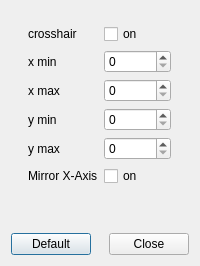
Old version of the form escam/dialogchartsettings.ui in the repository Entwicklungsburo-Stresing/EBST_CAM.
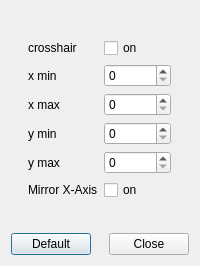
New version of the form.

Commit message: Improve UI while resizing windows

```diff
--- a/escam/dialogchartsettings.ui
+++ b/escam/dialogchartsettings.ui
@@ -150,35 +150,6 @@
      </item>
     </layout>
    </item>
-   <item>
-    <spacer name="verticalSpacer_2">
-     <property name="orientation">
-      <enum>Qt::Orientation::Vertical</enum>
-     </property>
-     <property name="sizeHint" stdset="0">
-      <size>
-       <width>20</width>
-       <height>40</height>
-      </size>
-     </property>
-    </spacer>
-   </item>
-   <item>
-    <spacer name="verticalSpacer">
-     <property name="orientation">
-      <enum>Qt::Orientation::Vertical</enum>
-     </property>
-     <property name="sizeHint" stdset="0">
-      <size>
-       <width>20</width>
-       <height>40</height>
-      </size>
-     </property>
-    </spacer>
-   </item>
-   <item>
-    <layout class="QVBoxLayout" name="verticalLayoutCameras"/>
-   </item>
    <item>
     <spacer name="verticalSpacer_4">
      <property name="orientation">
```
Left out of the diff: 153 changed lines with no effect on the pictures. The commit also changes 3 other files.
